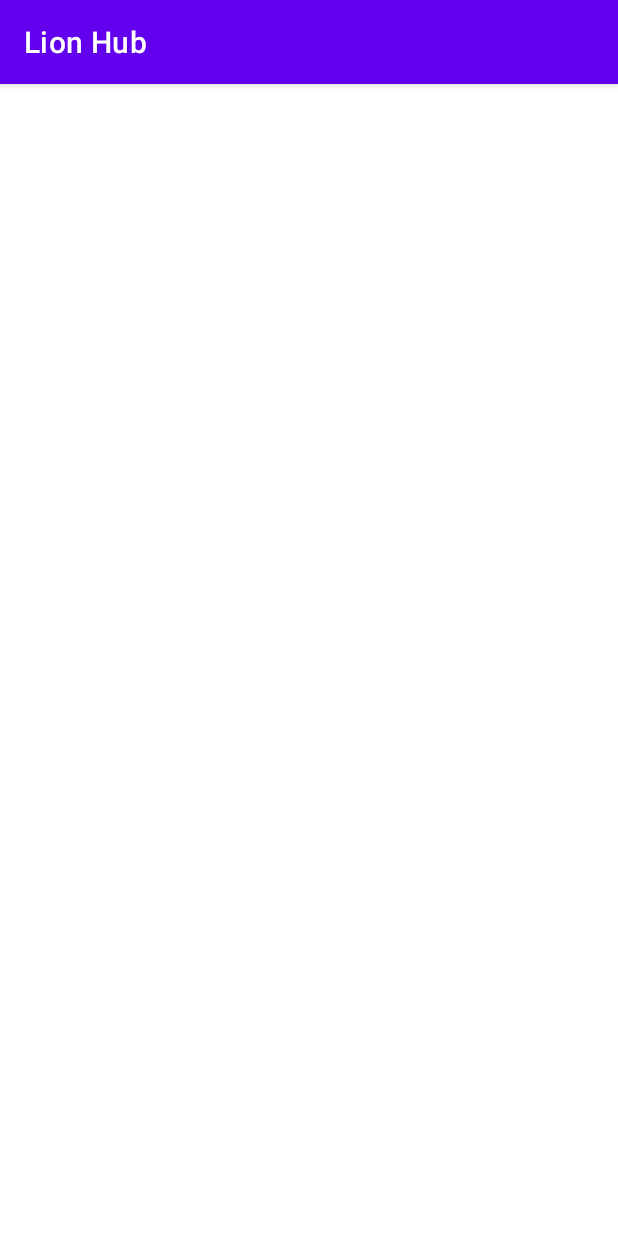
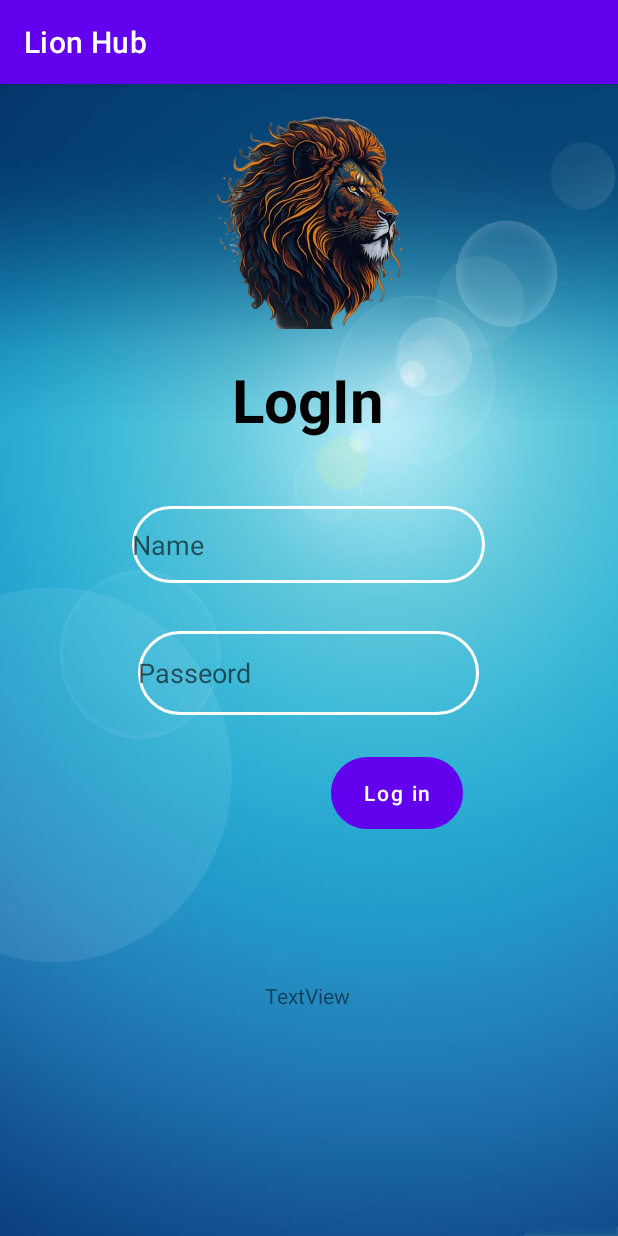
Before and after one commit to princesourov/Android-code-of-my-application, an Android app: the Loginpage screen opened directly, with no data from a screen before it, on a phone screen of 412 x 824 dp. Run offline under Robolectric (Android 15) with nearby library versions, the phone set to English and light mode, and no system bars.

Commit message:
Android code of my application

```diff
--- /dev/null
+++ b/app/src/main/res/drawable/input_bg.xml
@@ -0,0 +1,5 @@
+<?xml version="1.0" encoding="utf-8"?>
+<shape xmlns:android="http://schemas.android.com/apk/res/android">
+    <stroke android:color="@color/white" android:width="2dp"/>
+    <corners android:radius="70dp" />
+</shape>
--- a/app/src/main/res/layout/activity_loginpage.xml
+++ b/app/src/main/res/layout/activity_loginpage.xml
@@ -5,7 +5,87 @@
     android:id="@+id/main"
     android:layout_width="match_parent"
     android:layout_height="match_parent"
+    android:background="@drawable/loginpage"
     tools:context=".Loginpage">
 
 
+    <TextView
+        android:id="@+id/logintext"
+        android:layout_width="160dp"
+        android:layout_height="61dp"
+        android:layout_marginTop="12dp"
+        android:gravity="center"
+        android:text="LogIn"
+        android:textColor="@color/black"
+        android:textSize="40sp"
+        android:textStyle="bold"
+        app:layout_constraintEnd_toEndOf="parent"
+        app:layout_constraintHorizontal_bias="0.498"
+        app:layout_constraintStart_toStartOf="parent"
+        app:layout_constraintTop_toBottomOf="@+id/imageView" />
+
+    <EditText
+        android:id="@+id/LoginUserName"
+        android:layout_width="235dp"
+        android:layout_height="51dp"
+        android:layout_marginTop="40dp"
+        android:background="@drawable/input_bg"
+        android:ems="10"
+        android:hint="Name"
+        android:inputType="text"
+        app:layout_constraintEnd_toEndOf="parent"
+        app:layout_constraintHorizontal_bias="0.497"
+        app:layout_constraintStart_toStartOf="parent"
+        app:layout_constraintTop_toBottomOf="@+id/logintext" />
+
+    <EditText
+        android:id="@+id/LoginPassword"
+        android:layout_width="227dp"
+        android:layout_height="56dp"
+        android:layout_marginTop="32dp"
+        android:background="@drawable/input_bg"
+        android:ems="10"
+        android:hint="Passeord"
+        android:inputType="textPassword"
+        app:layout_constraintEnd_toEndOf="parent"
+        app:layout_constraintHorizontal_bias="0.497"
+        app:layout_constraintStart_toStartOf="parent"
+        app:layout_constraintTop_toBottomOf="@+id/LoginUserName" />
+
+    <Button
+        android:id="@+id/loginbutton1"
+        android:layout_width="wrap_content"
+        android:layout_height="wrap_content"
+        android:layout_marginTop="28dp"
+        android:text="Log in"
+        android:background="@drawable/input_bg"
+        android:textAllCaps="false"
+        app:layout_constraintEnd_toEndOf="parent"
+        app:layout_constraintHorizontal_bias="0.681"
+        app:layout_constraintStart_toStartOf="parent"
+        app:layout_constraintTop_toBottomOf="@+id/LoginPassword" />
+
+    <TextView
+        android:id="@+id/textView10"
+        android:layout_width="wrap_content"
+        android:layout_height="wrap_content"
+        android:text="TextView"
+        app:layout_constraintBottom_toBottomOf="parent"
+        app:layout_constraintEnd_toEndOf="parent"
+        app:layout_constraintHorizontal_bias="0.498"
+        app:layout_constraintStart_toStartOf="parent"
+        app:layout_constraintTop_toBottomOf="@+id/loginbutton1"
+        app:layout_constraintVertical_bias="0.401" />
+
+    <ImageView
+        android:id="@+id/imageView"
+        android:layout_width="189dp"
+        android:layout_height="152dp"
+        android:layout_marginTop="16dp"
+        app:layout_constraintEnd_toEndOf="parent"
+        app:layout_constraintHorizontal_bias="0.497"
+        app:layout_constraintStart_toStartOf="parent"
+        app:layout_constraintTop_toTopOf="parent"
+        app:srcCompat="@drawable/logo" />
+
 </androidx.constraintlayout.widget.ConstraintLayout>
```
Also changed, not shown: app/src/main/res/drawable/logo.png (added).
